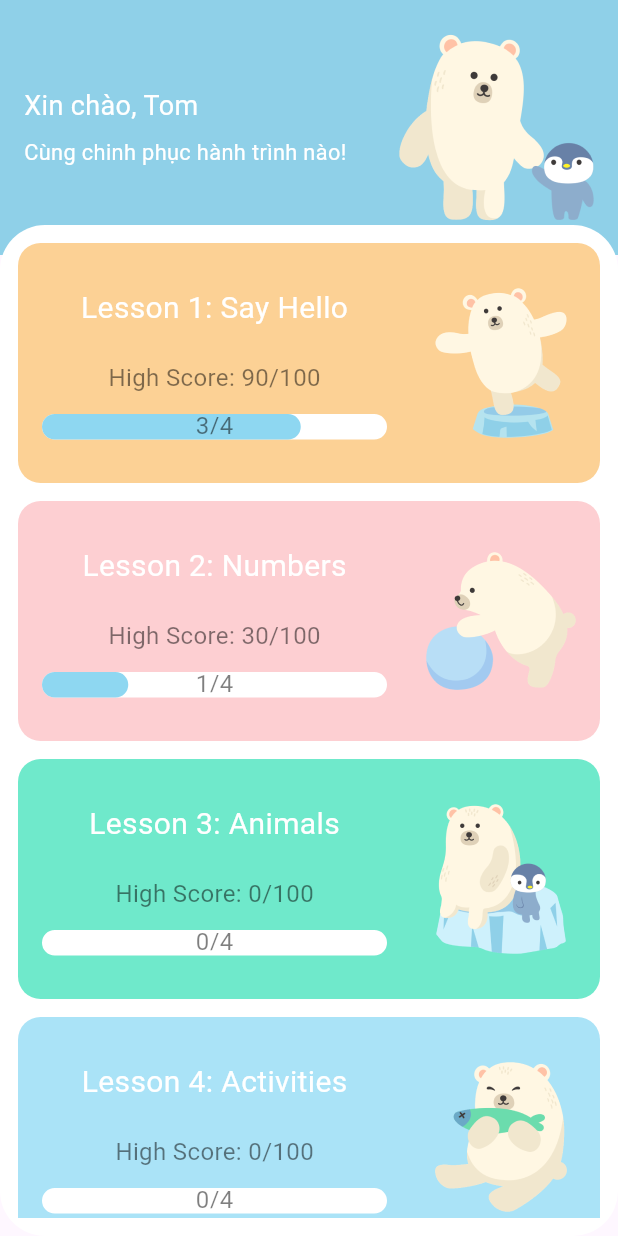
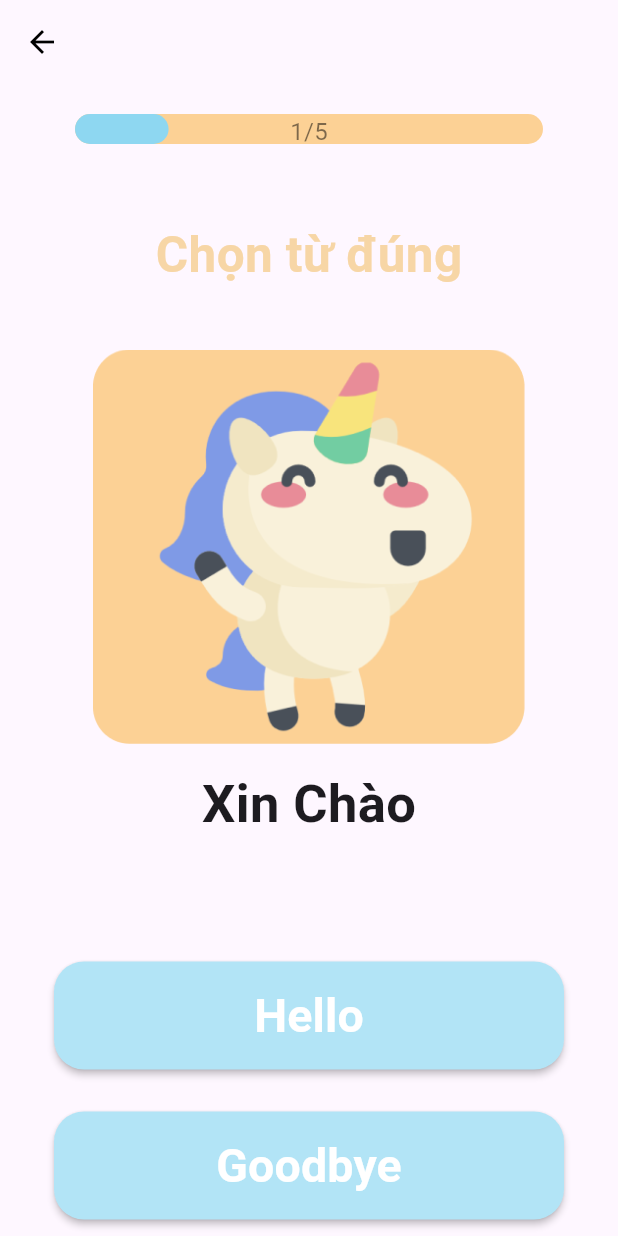
Before and after one commit to khanhlc04/playful_english, a Flutter app: the screen it shows after launch, on a phone screen of 412 x 824 dp. Run offline on Flutter 3.47's test engine with Material 3 defaults, Android fonts, the light colour scheme and no system bars.

Commit message:
Create: Create vocabulary_page

```diff
--- a/lib/main.dart
+++ b/lib/main.dart
@@ -2,6 +2,7 @@ import 'package:flutter/material.dart';
 import 'pages/login_page.dart';
 import 'pages/register_page.dart';
 import 'pages/lessons_page.dart';
+import 'pages/vocabulary_page.dart';
 
 void main() => runApp(PlayfulEnglishApp());
 
@@ -12,7 +13,8 @@ class PlayfulEnglishApp extends StatelessWidget {
       debugShowCheckedModeBanner: false,
       // home: RegisterScreen(),
       // home: LoginScreen(),
-      home: LessonsScreen(),
+      // home: LessonsScreen(),
+      home: VocabularyScreen(),
     );
   }
 }
--- a/lib/pages/vocabulary_page.dart
+++ b/lib/pages/vocabulary_page.dart
@@ -0,0 +1,140 @@
+import 'package:flutter/material.dart';
+
+class VocabularyScreen extends StatefulWidget {
+  @override
+  _VocabularyScreenState createState() => _VocabularyScreenState();
+}
+
+class _VocabularyScreenState extends State<VocabularyScreen> {
+  double _progress = 0.2; // Khởi tạo tiến trình ban đầu
+
+  void _increaseProgress() {
+    setState(() {
+      if (_progress < 1.0) {
+        _progress += 0.2;
+      }
+    });
+  }
+
+  void _decreaseProgress() {
+    setState(() {
+      if (_progress > 0.0) {
+        _progress -= 0.2;
+      }
+    });
+  }
+
+  @override
+  Widget build(BuildContext context) {
+    return Scaffold(
+      appBar: AppBar(
+        elevation: 0,
+        leading: Icon(Icons.arrow_back, color: Colors.black),
+      ),
+      body: Column(
+        children: [
+          Padding(
+            padding: const EdgeInsets.symmetric(horizontal: 50, vertical: 20),
+            child: Container(
+              height: 20,
+              width: MediaQuery.of(context).size.width,
+              decoration: BoxDecoration(
+                color: Color(0xFFFCD195),
+                borderRadius: BorderRadius.circular(15),
+              ),
+              child: Stack(
+                children: [
+                  FractionallySizedBox(
+                    widthFactor: 0.2,
+                    child: Container(
+                      decoration: BoxDecoration(
+                        color: Color(0xFF8ED7F1),
+                        borderRadius: BorderRadius.circular(15),
+                      ),
+                    ),
+                  ),
+                  Center(
+                    child: Text(
+                      '1/5',
+                      style: TextStyle(
+                        fontSize: 16,
+                        color: Color.fromRGBO(0, 0, 0, 0.5),
+                      ),
+                    ),
+                  ),
+                ]
+              ),
+            )
+          ),
+          SizedBox(height: 30,),
+          Center(
+            child: Text(
+              'Chọn từ đúng',
+              style: TextStyle(
+                fontSize: 33,
+                color: Color(0xFFF7D6A6),
+                fontWeight: FontWeight.bold,
+              ),
+            ),
+          ),
+          SizedBox(height: 40,),
+          Image.asset(
+            'assets/images/vocabulary-1.png',
+            fit: BoxFit.contain,
+            height: 263,
+          ),
+          SizedBox(height: 15,),
+          Center(
+            child: Text(
+              'Xin Chào',
+              style: TextStyle(
+                fontSize: 35,
+                fontWeight: FontWeight.bold,
+              ),
+            ),
+          ),
+          SizedBox(height: 80,),
+          ElevatedButton(
+            onPressed:  () => print('123'),
+            style: ElevatedButton.styleFrom(
+              backgroundColor: Color(0xFFB2E4F6),
+              foregroundColor: Colors.white,
+              shape: RoundedRectangleBorder(
+              borderRadius: BorderRadius.circular(20),
+            ),
+            minimumSize: Size(340, 72),
+            elevation: 2,
+            ),
+            child: Text(
+              'Hello',
+              style: TextStyle(
+                fontSize: 31,
+                fontWeight: FontWeight.bold,
+              ),
+            ),
+          ),
+          SizedBox(height: 28,),
+          ElevatedButton(
+            onPressed:  () => print('123'),
+            style: ElevatedButton.styleFrom(
+              backgroundColor: Color(0xFFB2E4F6),
+              foregroundColor: Colors.white,
+              shape: RoundedRectangleBorder(
+                borderRadius: BorderRadius.circular(20),
+              ),
+              minimumSize: Size(340, 72),
+              elevation: 2,
+            ),
+            child: Text(
+              'Goodbye',
+              style: TextStyle(
+                fontSize: 31,
+                fontWeight: FontWeight.bold,
+              ),
+            ),
+          ),
+        ],
+      ),
+    );
+  }
+}
--- a/pubspec.yaml
+++ b/pubspec.yaml
@@ -59,6 +59,7 @@ flutter:
     - assets/images/bear-5.png
     - assets/images/bear-6.png
     - assets/images/bear-7.png
+    - assets/images/vocabulary-1.png
 
   # The following line ensures that the Material Icons font is
   # included with your application, so that you can use the icons in
```
Also changed, not shown: assets/images/vocabulary-1.png (added).
